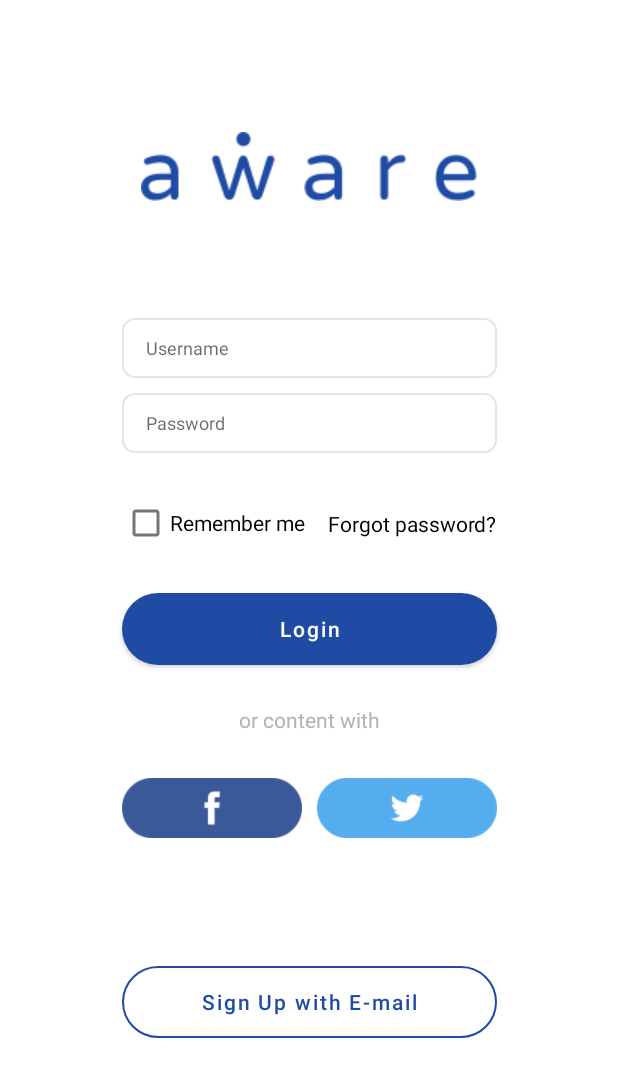
After one commit to fightwing/tw_android_train, an Android app: the LoginActivity screen opened directly, with no data from a screen before it, on a phone screen of 412 x 824 dp. The commit adds this screen. Shown: the top 1077 px of the screen. Run offline under Robolectric (Android 15) with nearby library versions, the phone set to English and light mode, and no system bars.

Commit message:
[boyu yuan] finish login homework

```diff
--- a/app/src/main/AndroidManifest.xml
+++ b/app/src/main/AndroidManifest.xml
@@ -18,7 +18,10 @@
     </activity>
     <activity android:name=".ConstraintActivity"
       android:label="@string/constrain_layout"
-      android:screenOrientation="portrait"/>
+      android:screenOrientation="fullSensor"/>
+
+    <activity android:name=".LoginActivity"/>
+
   </application>
 
 </manifest>
--- /dev/null
+++ b/app/src/main/java/com/thoughtworks/androidtrain/LoginActivity.java
@@ -0,0 +1,46 @@
+package com.thoughtworks.androidtrain;
+
+import android.os.Build;
+import android.os.Build.VERSION;
+import android.os.Build.VERSION_CODES;
+import android.os.Bundle;
+import android.view.View;
+import android.view.WindowInsets;
+import android.view.WindowInsetsController;
+import androidx.annotation.Nullable;
+import androidx.appcompat.app.ActionBar;
+import androidx.appcompat.app.AppCompatActivity;
+import androidx.core.view.ViewCompat;
+import androidx.core.view.WindowCompat;
+
+public class LoginActivity extends AppCompatActivity {
+
+  @Override
+  public void onCreate(@Nullable Bundle savedInstanceState) {
+    super.onCreate(savedInstanceState);
+    setContentView(R.layout.login_activity);
+    initUI();
+  }
+
+  private void initUI() {
+    hideStatusBar();
+    hideActionBar();
+  }
+
+  private void hideStatusBar() {
+    if (VERSION.SDK_INT >= VERSION_CODES.R) {
+      WindowInsetsController windowInsetsController = getWindow().getInsetsController();
+      windowInsetsController.hide(WindowInsets.Type.statusBars());
+    } else {
+      getWindow().getDecorView().setSystemUiVisibility(View.SYSTEM_UI_FLAG_FULLSCREEN);
+    }
+  }
+
+  private void hideActionBar() {
+    ActionBar supportActionBar = getSupportActionBar();
+    if (supportActionBar != null) {
+      supportActionBar.hide();
+    }
+  }
+
+}
--- a/app/src/main/java/com/thoughtworks/androidtrain/MainActivity.java
+++ b/app/src/main/java/com/thoughtworks/androidtrain/MainActivity.java
@@ -14,5 +14,9 @@ public class MainActivity extends AppCompatActivity {
       Intent intent = new Intent(MainActivity.this, ConstraintActivity.class);
       startActivity(intent);
     });
+    findViewById(R.id.btn_login).setOnClickListener(v -> {
+      Intent intent = new Intent(MainActivity.this, LoginActivity.class);
+      startActivity(intent);
+    });
   }
 }
--- /dev/null
+++ b/app/src/main/res/drawable/blue_button_border.xml
@@ -0,0 +1,5 @@
+<?xml version="1.0" encoding="utf-8"?>
+<shape xmlns:android="http://schemas.android.com/apk/res/android">
+  <solid android:color="@color/color_blue" />
+  <corners android:radius="25dp" />
+</shape>
--- /dev/null
+++ b/app/src/main/res/drawable/edit_text_border.xml
@@ -0,0 +1,7 @@
+<?xml version="1.0" encoding="utf-8"?>
+<shape xmlns:android="http://schemas.android.com/apk/res/android">
+  <stroke
+    android:width="1dp"
+    android:color="@color/hint_gray" />
+  <corners android:radius="8dp" />
+</shape>
--- /dev/null
+++ b/app/src/main/res/drawable/signup_button.xml
@@ -0,0 +1,7 @@
+<?xml version="1.0" encoding="utf-8"?>
+<shape xmlns:android="http://schemas.android.com/apk/res/android">
+  <stroke
+    android:width="1dp"
+    android:color="@color/color_blue" />
+  <corners android:radius="25dp" />
+</shape>
--- a/app/src/main/res/layout/activity_linearlayout.xml
+++ b/app/src/main/res/layout/activity_linearlayout.xml
@@ -35,9 +35,10 @@
         style="@style/button" />
 
       <Button
+        android:id="@+id/btn_login"
         android:layout_width="wrap_content"
         android:layout_height="wrap_content"
-        android:text="@string/msg_button2"
+        android:text="@string/msg_login"
         style="@style/button"/>
 
       <Button
--- /dev/null
+++ b/app/src/main/res/layout/login_activity.xml
@@ -0,0 +1,139 @@
+<?xml version="1.0" encoding="utf-8"?>
+<FrameLayout xmlns:android="http://schemas.android.com/apk/res/android"
+  android:layout_width="match_parent"
+  android:layout_height="match_parent"
+  xmlns:app="http://schemas.android.com/apk/res-auto">
+
+  <androidx.core.widget.NestedScrollView
+    android:layout_width="match_parent"
+    android:layout_height="wrap_content"
+    android:fillViewport="true">
+
+    <androidx.constraintlayout.widget.ConstraintLayout
+      android:layout_width="match_parent"
+      android:layout_height="wrap_content"
+      android:paddingBottom="44.5dp">
+
+      <ImageView
+        android:id="@+id/logo"
+        android:layout_width="wrap_content"
+        android:layout_height="wrap_content"
+        android:layout_marginTop="88dp"
+        android:src="@drawable/fill_1"
+        app:layout_constraintStart_toStartOf="parent"
+        app:layout_constraintEnd_toEndOf="parent"
+        app:layout_constraintTop_toTopOf="parent"/>
+
+      <EditText
+        android:id="@+id/et_username"
+        android:layout_width="250dp"
+        android:layout_height="40dp"
+        android:layout_marginTop="77.7dp"
+        android:autofillHints="username"
+        android:background="@drawable/edit_text_border"
+        android:hint="@string/username"
+        android:inputType="text"
+        android:paddingStart="16dp"
+        android:paddingEnd="16dp"
+        android:textSize="12sp"
+        app:layout_constraintStart_toStartOf="parent"
+        app:layout_constraintEnd_toEndOf="parent"
+        app:layout_constraintTop_toBottomOf="@+id/logo"/>
+
+      <EditText
+        android:id="@+id/ed_password"
+        android:layout_width="250dp"
+        android:layout_height="40dp"
+        android:layout_marginTop="10dp"
+        android:autofillHints="password"
+        android:background="@drawable/edit_text_border"
+        android:hint="@string/password"
+        android:inputType="textPassword"
+        android:paddingStart="16dp"
+        android:paddingEnd="16dp"
+        android:textSize="12sp"
+        app:layout_constraintEnd_toEndOf="parent"
+        app:layout_constraintStart_toStartOf="parent"
+        app:layout_constraintTop_toBottomOf="@id/et_username" />
+
+      <CheckBox
+        android:id="@+id/cb_remember_me"
+        android:layout_width="wrap_content"
+        android:layout_height="wrap_content"
+        android:layout_gravity="start"
+        android:layout_marginTop="22.5dp"
+        android:text="@string/remember_me"
+        app:layout_constraintStart_toStartOf="@id/ed_password"
+        app:layout_constraintTop_toBottomOf="@id/ed_password" />
+
+      <TextView
+        android:layout_width="wrap_content"
+        android:layout_height="wrap_content"
+        android:layout_gravity="end"
+        android:text="@string/forgot_password"
+        android:textColor="@color/black"
+        app:layout_constraintBottom_toBottomOf="@id/cb_remember_me"
+        app:layout_constraintEnd_toEndOf="@id/ed_password"
+        app:layout_constraintTop_toTopOf="@id/cb_remember_me" />
+
+      <Button
+        android:id="@+id/login"
+        android:layout_width="0dp"
+        android:layout_height="wrap_content"
+        android:layout_marginTop="22.5dp"
+        app:backgroundTint="@null"
+        android:background="@drawable/blue_button_border"
+        android:text="@string/msg_login"
+        android:textAllCaps="false"
+        app:layout_constraintEnd_toEndOf="@id/ed_password"
+        app:layout_constraintStart_toStartOf="@id/ed_password"
+        app:layout_constraintTop_toBottomOf="@id/cb_remember_me" />
+
+      <TextView
+        android:id="@+id/tv_or_connect_with"
+        android:layout_width="wrap_content"
+        android:layout_height="wrap_content"
+        android:layout_marginTop="26.5dp"
+        android:text="@string/or_content_with"
+        android:textColor="@color/color_b2b2b2"
+        app:layout_constraintEnd_toEndOf="@id/ed_password"
+        app:layout_constraintStart_toStartOf="@id/ed_password"
+        app:layout_constraintTop_toBottomOf="@id/login" />
+
+      <ImageView
+        android:id="@+id/im_fb"
+        android:layout_width="120dp"
+        android:layout_height="40dp"
+        android:layout_marginTop="29.5dp"
+        android:contentDescription="@null"
+        android:src="@drawable/fb"
+        app:layout_constraintStart_toStartOf="@id/login"
+        app:layout_constraintTop_toBottomOf="@id/tv_or_connect_with" />
+
+      <ImageView
+        android:layout_width="120dp"
+        android:layout_height="40dp"
+        android:contentDescription="@null"
+        android:src="@drawable/tw"
+        app:layout_constraintEnd_toEndOf="@id/login"
+        app:layout_constraintTop_toTopOf="@id/im_fb" />
+
+      <Button
+        android:id="@+id/btn_sign_up"
+        android:layout_width="0dp"
+        android:layout_height="wrap_content"
+        android:layout_marginTop="85.5dp"
+        app:backgroundTint="@null"
+        android:background="@drawable/signup_button"
+        android:text="Sign Up with E-mail"
+        android:textColor="@color/color_blue"
+        android:textAllCaps="false"
+        app:layout_constraintEnd_toEndOf="@id/login"
+        app:layout_constraintStart_toStartOf="@id/login"
+        app:layout_constraintTop_toBottomOf="@id/im_fb" />
+
+    </androidx.constraintlayout.widget.ConstraintLayout>
+
+  </androidx.core.widget.NestedScrollView>
+
+</FrameLayout>
--- a/app/src/main/res/values/colors.xml
+++ b/app/src/main/res/values/colors.xml
@@ -8,4 +8,7 @@
   <color name="black">#FF000000</color>
   <color name="white">#FFFFFFFF</color>
   <color name="gray">#FFA0A0A0</color>
+  <color name="hint_gray">#e4e4e4</color>
+  <color name="color_blue">#1f4ba5</color>
+  <color name="color_b2b2b2">#b2b2b2</color>
 </resources>
--- a/app/src/main/res/values/strings.xml
+++ b/app/src/main/res/values/strings.xml
@@ -15,4 +15,9 @@
   <string name="msg_signup" translatable="false">Signup</string>
   <string name="msg_login" translatable="false">Login</string>
   <string name="constrain_layout" translatable="false">constrain_layout</string>
+  <string name="username" translatable="false">Username</string>
+  <string name="password" translatable="false">Password</string>
+  <string name="remember_me" translatable="false">Remember me</string>
+  <string name="forgot_password" translatable="false">Forgot password?</string>
+  <string name="or_content_with">or content with</string>
 </resources>
```
Also changed, not shown: app/src/main/res/drawable/fb.png (added), app/src/main/res/drawable/fill_1.png (added), app/src/main/res/drawable/tw.png (added), 1 other file.
